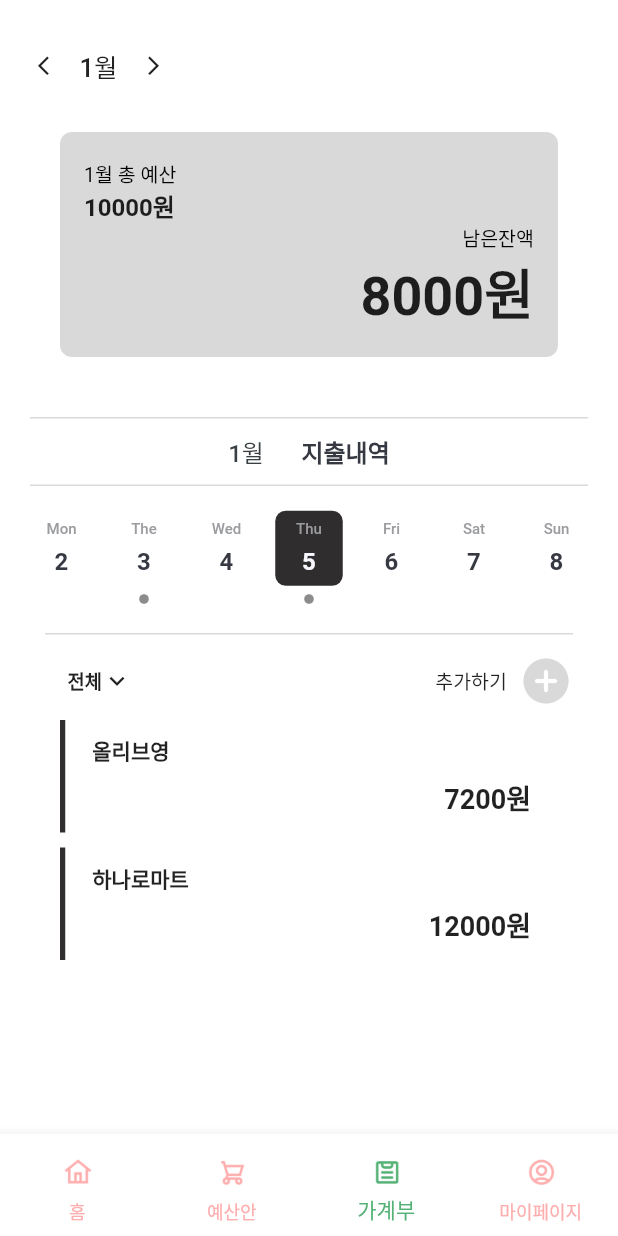
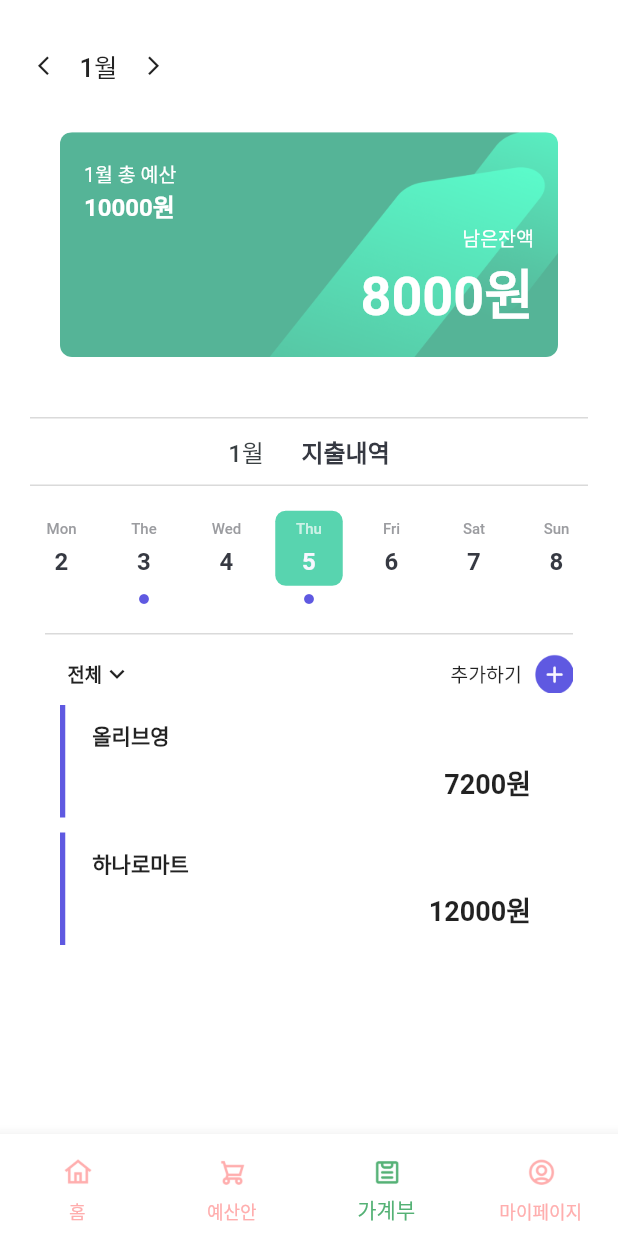
Before and after one commit to GoodZZaa/goodZZa, a Flutter app: the screen it shows after launch, item 3 of the bottom bar chosen, on a phone screen of 412 x 824 dp. Run offline on Flutter 3.47's test engine with Material 2 defaults, Android fonts, the phone set to English and light mode, and no system bars; accounts and stored records are empty.

Commit message:
design: 가계부 페이지 디자인 적용

```diff
--- a/lib/pages/account_book.dart
+++ b/lib/pages/account_book.dart
@@ -67,8 +67,8 @@ class _AccountBookState extends State<AccountBook>
                                         _accountProvider.selectedDate
                                     ? BoxDecoration(
                                         borderRadius: BorderRadius.circular(7),
-                                        color:
-                                            const Color.fromRGBO(47, 45, 45, 1))
+                                        color: const Color.fromRGBO(
+                                            88, 212, 175, 1))
                                     : BoxDecoration(
                                         borderRadius: BorderRadius.circular(7),
                                         color: const Color.fromRGBO(
@@ -82,10 +82,16 @@ class _AccountBookState extends State<AccountBook>
                                   children: [
                                     Text(
                                       dayToWeekday(element.weekday),
-                                      style: const TextStyle(
-                                          fontSize: 10,
-                                          color:
-                                              Color.fromRGBO(155, 156, 160, 1)),
+                                      style: element ==
+                                              _accountProvider.selectedDate
+                                          ? const TextStyle(
+                                              fontSize: 10,
+                                              color: Color.fromRGBO(
+                                                  255, 255, 255, 0.7))
+                                          : const TextStyle(
+                                              fontSize: 10,
+                                              color: Color.fromRGBO(
+                                                  155, 156, 160, 1)),
                                     ),
                                     Text(
                                       element.day.toString(),
@@ -113,7 +119,7 @@ class _AccountBookState extends State<AccountBook>
                                         .toList()
                                         .isEmpty
                                     ? Colors.transparent
-                                    : Colors.black45)
+                                    : const Color.fromRGBO(95, 89, 225, 1))
                           ],
                         )))
                     .toList(),
@@ -156,21 +162,20 @@ class _AccountBookState extends State<AccountBook>
                             child: Row(
                                 mainAxisAlignment: MainAxisAlignment.center,
                                 crossAxisAlignment: CrossAxisAlignment.center,
-                                children: const [
-                                  Text(
+                                children: [
+                                  const Text(
                                     '추가하기',
                                     style: TextStyle(
                                         fontSize: 13,
                                         fontWeight: FontWeight.w500),
                                   ),
-                                  SizedBox(
+                                  const SizedBox(
                                     width: 8,
                                   ),
-                                  Icon(
-                                    Icons.add_circle_rounded,
-                                    size: 36,
-                                    color:
-                                        Color.fromARGB(0xFF, 0xD9, 0xD9, 0xD9),
+                                  Image.asset(
+                                    'assets/icons/icon_plus.png',
+                                    height: 26,
+                                    width: 26,
                                   )
                                 ])))
                   ],
@@ -268,7 +273,8 @@ class _AccountBookState extends State<AccountBook>
                     color: Colors.white,
                     border: Border(
                         left: BorderSide(
-                            color: Color.fromRGBO(47, 45, 45, 1), width: 3.5))),
+                            color: Color.fromRGBO(95, 89, 225, 1),
+                            width: 3.5))),
                 padding:
                     const EdgeInsets.symmetric(vertical: 10, horizontal: 18),
                 child: Column(
@@ -296,7 +302,7 @@ class _AccountBookState extends State<AccountBook>
 
   Widget monthControll() {
     return Container(
-      alignment: Alignment.topLeft,
+      alignment: Alignment.center,
       padding: const EdgeInsets.symmetric(vertical: 20, horizontal: 5),
       child: Row(
         children: [
@@ -348,7 +354,9 @@ class _AccountBookState extends State<AccountBook>
       height: 150,
       padding: const EdgeInsets.symmetric(vertical: 18, horizontal: 16),
       decoration: const BoxDecoration(
-          color: Color.fromRGBO(217, 217, 217, 1),
+          image: DecorationImage(
+              image: AssetImage('assets/images/img_main_frame.png'),
+              fit: BoxFit.cover),
           borderRadius: BorderRadius.all(Radius.circular(8))),
       child: Column(
         crossAxisAlignment: CrossAxisAlignment.start,
@@ -357,13 +365,14 @@ class _AccountBookState extends State<AccountBook>
           Text(
             '${_accountProvider.selectedDate.month}월 총 예산',
             style: const TextStyle(
-              color: Colors.black,
+              color: Colors.white,
               fontSize: 13,
               fontWeight: FontWeight.w400,
             ),
           ),
           Text('${_accountProvider.account.max}원',
               style: const TextStyle(
+                color: Colors.white,
                 fontSize: 16,
                 fontWeight: FontWeight.w700,
               )),
@@ -372,7 +381,7 @@ class _AccountBookState extends State<AccountBook>
             child: const Text(
               '남은잔액',
               style: TextStyle(
-                color: Colors.black,
+                color: Colors.white,
                 fontSize: 13,
                 fontWeight: FontWeight.w400,
               ),
@@ -384,6 +393,7 @@ class _AccountBookState extends State<AccountBook>
               child: Text(
                   '${_accountProvider.account.max - _accountProvider.account.all}원',
                   style: const TextStyle(
+                    color: Colors.white,
                     fontSize: 36,
                     fontWeight: FontWeight.w700,
                   ),
```
Also changed, not shown: assets/icons/icon_plus.png (added), assets/images/img_main_frame.png (added).
